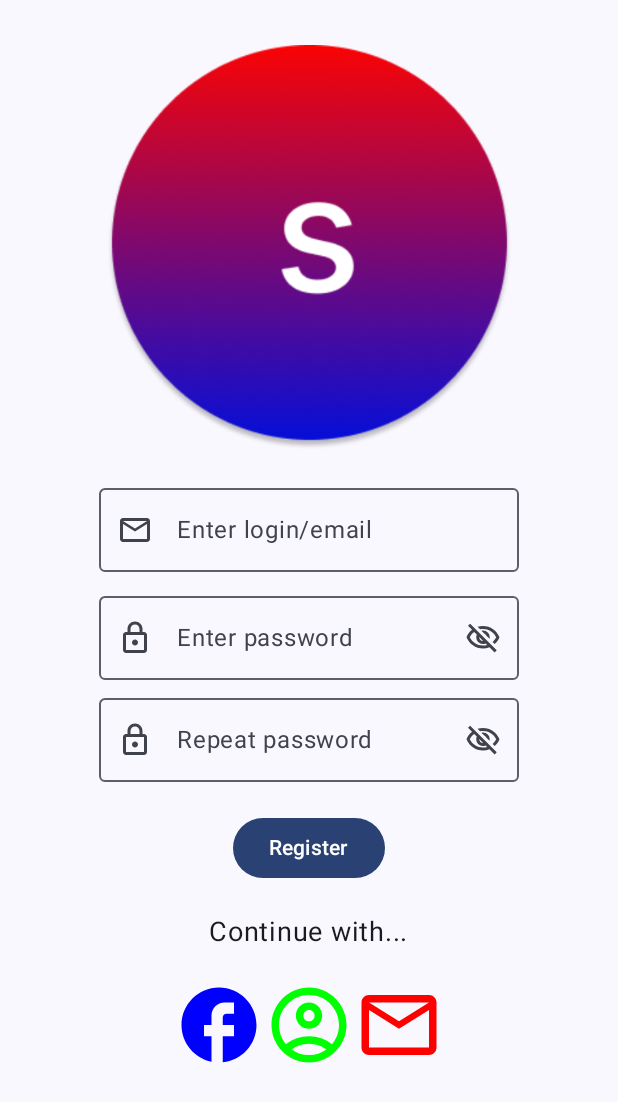
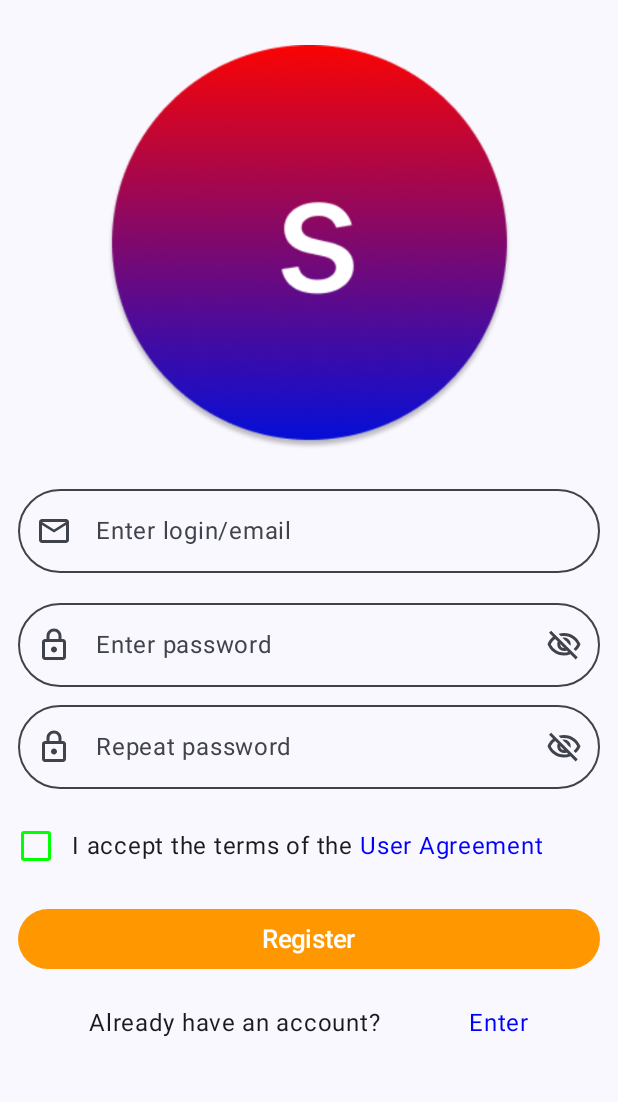
Before and after one commit to RomanAisly/SportScan, an Android app built with Jetpack Compose: the RegisterScreen screen opened through its navigation route, on a phone screen of 412 x 824 dp. Shown: the top 1102 px of the screen. Run offline under Robolectric (Android 15) with nearby library versions, the phone set to English and light mode, and no system bars; our stand-ins replace Dagger/Hilt's generated code.

Commit message:
change auth and registr screens

```diff
--- a/app/src/main/java/com/sportscan/ui/screens/DetailScreen.kt
+++ b/app/src/main/java/com/sportscan/ui/screens/DetailScreen.kt
@@ -3,9 +3,10 @@ package com.sportscan.ui.screens
 import androidx.compose.foundation.background
 import androidx.compose.foundation.layout.Box
 import androidx.compose.foundation.layout.fillMaxSize
+import androidx.compose.foundation.layout.statusBarsPadding
+import androidx.compose.material3.MaterialTheme
 import androidx.compose.runtime.Composable
 import androidx.compose.ui.Modifier
-import androidx.compose.ui.graphics.Color
 import com.sportscan.domain.navigation.NavScreens
 
 @Composable
@@ -13,7 +14,9 @@ fun DetailScreen(modifier: Modifier = Modifier, navigateTo: (NavScreens) -> Unit
     Box(
         modifier
             .fillMaxSize()
-            .background(Color.Green)) {
+            .background(MaterialTheme.colorScheme.background)
+            .statusBarsPadding()
+    ) {
 
     }
 }
--- a/app/src/main/java/com/sportscan/ui/screens/LoginScreen.kt
+++ b/app/src/main/java/com/sportscan/ui/screens/LoginScreen.kt
@@ -5,6 +5,7 @@ import androidx.compose.foundation.background
 import androidx.compose.foundation.clickable
 import androidx.compose.foundation.layout.Arrangement
 import androidx.compose.foundation.layout.Column
+import androidx.compose.foundation.layout.Row
 import androidx.compose.foundation.layout.Spacer
 import androidx.compose.foundation.layout.fillMaxSize
 import androidx.compose.foundation.layout.fillMaxWidth
@@ -12,6 +13,7 @@ import androidx.compose.foundation.layout.height
 import androidx.compose.foundation.layout.padding
 import androidx.compose.foundation.layout.size
 import androidx.compose.foundation.layout.statusBarsPadding
+import androidx.compose.foundation.shape.RoundedCornerShape
 import androidx.compose.foundation.text.KeyboardOptions
 import androidx.compose.material.icons.Icons
 import androidx.compose.material.icons.outlined.Email
@@ -19,10 +21,12 @@ import androidx.compose.material.icons.outlined.Lock
 import androidx.compose.material.icons.outlined.Visibility
 import androidx.compose.material.icons.outlined.VisibilityOff
 import androidx.compose.material3.Button
+import androidx.compose.material3.ButtonDefaults
 import androidx.compose.material3.Icon
 import androidx.compose.material3.MaterialTheme
 import androidx.compose.material3.OutlinedTextField
 import androidx.compose.material3.Text
+import androidx.compose.material3.TextFieldDefaults
 import androidx.compose.runtime.Composable
 import androidx.compose.runtime.collectAsState
 import androidx.compose.runtime.getValue
@@ -44,6 +48,7 @@ import androidx.compose.ui.unit.sp
 import androidx.lifecycle.viewmodel.compose.viewModel
 import com.sportscan.R
 import com.sportscan.domain.navigation.NavScreens
+import com.sportscan.ui.theme.ButtAuth
 import com.sportscan.ui.viewmodels.LoginScreeViewModel
 
 @Composable
@@ -61,8 +66,7 @@ fun LoginScreen(
             .fillMaxSize()
             .background(MaterialTheme.colorScheme.background)
             .statusBarsPadding(),
-        horizontalAlignment = Alignment.CenterHorizontally,
-        verticalArrangement = Arrangement.Top
+        horizontalAlignment = Alignment.CenterHorizontally
     ) {
 
         Spacer(
@@ -85,25 +89,42 @@ fun LoginScreen(
         )
 
         OutlinedTextField(
+            modifier = modifier
+                .fillMaxWidth()
+                .padding(start = 12.dp, end = 12.dp),
             value = login,
             onValueChange = login.let { loginViewModel::updateLogin },
             keyboardOptions = KeyboardOptions(keyboardType = KeyboardType.Email),
-            textStyle = TextStyle(fontSize = 18.sp),
+            textStyle = TextStyle(
+                fontSize = 18.sp,
+                color = MaterialTheme.colorScheme.onSurface
+            ),
             leadingIcon = { Icon(imageVector = Icons.Outlined.Email, contentDescription = "") },
-            placeholder = { Text(text = "Enter login/email") }
+            placeholder = { Text(text = "Enter email") },
+            shape = RoundedCornerShape(28.dp),
+            colors = TextFieldDefaults.colors(
+                focusedContainerColor = MaterialTheme.colorScheme.background,
+                unfocusedContainerColor = MaterialTheme.colorScheme.background
+            )
         )
 
         Spacer(
             modifier = Modifier
                 .fillMaxWidth()
-                .height(10.dp)
+                .height(20.dp)
         )
 
         OutlinedTextField(
+            modifier = modifier
+                .fillMaxWidth()
+                .padding(start = 12.dp, end = 12.dp),
             value = password,
             onValueChange = password.let { loginViewModel::updatePassword },
             keyboardOptions = KeyboardOptions(keyboardType = KeyboardType.Password),
-            textStyle = TextStyle(fontSize = 18.sp),
+            textStyle = TextStyle(
+                fontSize = 18.sp,
+                color = MaterialTheme.colorScheme.onSurface
+            ),
             leadingIcon = { Icon(imageVector = Icons.Outlined.Lock, contentDescription = "") },
             trailingIcon = {
                 val iconVisibilityPassword = if (passwordVisible) {
@@ -117,45 +138,80 @@ fun LoginScreen(
                     modifier = Modifier.clickable { passwordVisible = !passwordVisible }
                 )
             },
-            modifier = Modifier
-                .padding(top = 10.dp),
             visualTransformation = if (passwordVisible) {
                 VisualTransformation.None
             } else {
                 PasswordVisualTransformation()
             },
-            placeholder = { Text(text = "Enter password") }
+            placeholder = { Text(text = "Enter password") },
+            shape = RoundedCornerShape(28.dp),
+            colors = TextFieldDefaults.colors(
+                focusedContainerColor = MaterialTheme.colorScheme.background,
+                unfocusedContainerColor = MaterialTheme.colorScheme.background
+            )
+        )
+
+        Spacer(
+            modifier = Modifier
+                .fillMaxWidth()
+                .height(12.dp)
         )
 
         Text(
             text = "Forgot password?",
+            fontSize = 16.sp,
+            color = Color.Blue,
             modifier = Modifier
-                .padding(top = 16.dp, end = 16.dp)
+                .padding(end = 16.dp)
                 .align(Alignment.End)
                 .clickable { },
-            fontSize = 14.sp,
-            color = Color.Blue
+        )
+
+        Spacer(
+            modifier = Modifier
+                .fillMaxWidth()
+                .height(24.dp)
         )
 
         Button(
             onClick = { navigateTo.invoke(NavScreens.HomeScreen) },
-            modifier = Modifier.padding(top = 10.dp)
+            modifier = Modifier
+                .fillMaxWidth()
+                .padding(start = 12.dp, end = 12.dp),
+            colors = ButtonDefaults.buttonColors(
+                containerColor = ButtAuth
+            )
         ) {
-            Text(text = "Enter")
+            Text(
+                text = "Enter",
+                fontSize = 17.sp
+            )
         }
 
-        Text(
-            text = "Don't have an account?",
-            modifier = Modifier.padding(top = 26.dp),
-            fontSize = 16.sp,
-            color = MaterialTheme.colorScheme.onSurface
+        Spacer(
+            modifier = Modifier
+                .fillMaxWidth()
+                .height(20.dp)
         )
 
-        Button(
-            onClick = { navigateTo.invoke(NavScreens.RegisterScreen) },
-            modifier = Modifier.padding(top = 16.dp)
+        Row(
+            modifier.fillMaxWidth(),
+            horizontalArrangement = Arrangement.SpaceEvenly,
+            verticalAlignment = Alignment.CenterVertically
         ) {
-            Text(text = "Register")
+
+            Text(
+                text = "Don't have an account?",
+                fontSize = 16.sp,
+                color = MaterialTheme.colorScheme.onSurface
+            )
+
+            Text(
+                text = "Register",
+                fontSize = 16.sp,
+                color = Color.Blue,
+                modifier = Modifier.clickable { navigateTo.invoke(NavScreens.RegisterScreen) }
+            )
         }
     }
 }
--- a/app/src/main/java/com/sportscan/ui/screens/RegisterScreen.kt
+++ b/app/src/main/java/com/sportscan/ui/screens/RegisterScreen.kt
@@ -13,20 +13,22 @@ import androidx.compose.foundation.layout.height
 import androidx.compose.foundation.layout.padding
 import androidx.compose.foundation.layout.size
 import androidx.compose.foundation.layout.statusBarsPadding
-import androidx.compose.foundation.layout.wrapContentWidth
+import androidx.compose.foundation.shape.RoundedCornerShape
 import androidx.compose.foundation.text.KeyboardOptions
 import androidx.compose.material.icons.Icons
-import androidx.compose.material.icons.outlined.AccountCircle
 import androidx.compose.material.icons.outlined.Email
-import androidx.compose.material.icons.outlined.Facebook
 import androidx.compose.material.icons.outlined.Lock
 import androidx.compose.material.icons.outlined.Visibility
 import androidx.compose.material.icons.outlined.VisibilityOff
 import androidx.compose.material3.Button
+import androidx.compose.material3.ButtonDefaults
+import androidx.compose.material3.CheckboxDefaults
 import androidx.compose.material3.Icon
 import androidx.compose.material3.MaterialTheme
 import androidx.compose.material3.OutlinedTextField
 import androidx.compose.material3.Text
+import androidx.compose.material3.TextFieldDefaults
+import androidx.compose.material3.TriStateCheckbox
 import androidx.compose.runtime.Composable
 import androidx.compose.runtime.collectAsState
 import androidx.compose.runtime.getValue
@@ -35,9 +37,11 @@ import androidx.compose.runtime.remember
 import androidx.compose.runtime.setValue
 import androidx.compose.ui.Alignment
 import androidx.compose.ui.Modifier
+import androidx.compose.ui.graphics.Brush
 import androidx.compose.ui.graphics.Color
 import androidx.compose.ui.layout.ContentScale
 import androidx.compose.ui.res.painterResource
+import androidx.compose.ui.state.ToggleableState
 import androidx.compose.ui.text.TextStyle
 import androidx.compose.ui.text.font.FontStyle
 import androidx.compose.ui.text.input.KeyboardType
@@ -49,6 +53,7 @@ import androidx.compose.ui.unit.sp
 import androidx.lifecycle.viewmodel.compose.viewModel
 import com.sportscan.R
 import com.sportscan.domain.navigation.NavScreens
+import com.sportscan.ui.theme.ButtAuth
 import com.sportscan.ui.viewmodels.RegisterScreenViewModel
 
 @Composable
@@ -62,15 +67,16 @@ fun RegisterScreen(
     val repeatPassword by registerViewModel.repeatPassword.collectAsState()
 
     var passwordVisible by remember { mutableStateOf(false) }
+    var checked by remember { mutableStateOf(ToggleableState.Off) }
 
     Column(
         modifier
             .fillMaxSize()
             .background(MaterialTheme.colorScheme.background)
             .statusBarsPadding(),
-        horizontalAlignment = Alignment.CenterHorizontally,
-        verticalArrangement = Arrangement.Top
+        horizontalAlignment = Alignment.CenterHorizontally
     ) {
+
         Spacer(
             modifier = Modifier
                 .fillMaxWidth()
@@ -87,18 +93,36 @@ fun RegisterScreen(
         Spacer(
             modifier = Modifier
                 .fillMaxWidth()
-                .height(25.dp)
+                .height(26.dp)
         )
+
         OutlinedTextField(
+            modifier = modifier
+                .fillMaxWidth()
+                .padding(start = 12.dp, end = 12.dp),
             value = login,
             onValueChange = login.let { registerViewModel::updateLogin },
             keyboardOptions = KeyboardOptions(keyboardType = KeyboardType.Email),
-            textStyle = TextStyle(fontSize = 18.sp, fontStyle = FontStyle.Normal),
+            textStyle = TextStyle(fontSize = 18.sp, color = MaterialTheme.colorScheme.onSurface),
             leadingIcon = { Icon(imageVector = Icons.Outlined.Email, contentDescription = "") },
-            placeholder = { Text(text = "Enter login/email") }
+            placeholder = { Text(text = "Enter login/email") },
+            shape = RoundedCornerShape(28.dp),
+            colors = TextFieldDefaults.colors(
+                focusedContainerColor = MaterialTheme.colorScheme.background,
+                unfocusedContainerColor = MaterialTheme.colorScheme.background
+            )
+        )
+
+        Spacer(
+            modifier = Modifier
+                .fillMaxWidth()
+                .height(20.dp)
         )
 
         OutlinedTextField(
+            modifier = modifier
+                .fillMaxWidth()
+                .padding(start = 12.dp, end = 12.dp),
             value = password,
             onValueChange = password.let { registerViewModel::updatePassword },
             keyboardOptions = KeyboardOptions(keyboardType = KeyboardType.Password),
@@ -122,10 +146,23 @@ fun RegisterScreen(
                 PasswordVisualTransformation()
             },
             placeholder = { Text(text = "Enter password") },
-            modifier = Modifier.padding(top = 16.dp)
+            shape = RoundedCornerShape(28.dp),
+            colors = TextFieldDefaults.colors(
+                focusedContainerColor = MaterialTheme.colorScheme.background,
+                unfocusedContainerColor = MaterialTheme.colorScheme.background
+            )
+        )
+
+        Spacer(
+            modifier = Modifier
+                .fillMaxWidth()
+                .height(12.dp)
         )
 
         OutlinedTextField(
+            modifier = modifier
+                .fillMaxWidth()
+                .padding(start = 12.dp, end = 12.dp),
             value = repeatPassword,
             onValueChange = repeatPassword.let { registerViewModel::updateRepeatPassword },
             keyboardOptions = KeyboardOptions(keyboardType = KeyboardType.Password),
@@ -149,19 +186,77 @@ fun RegisterScreen(
                 PasswordVisualTransformation()
             },
             placeholder = { Text(text = "Repeat password") },
-            modifier = Modifier.padding(top = 12.dp)
+            shape = RoundedCornerShape(28.dp),
+            colors = TextFieldDefaults.colors(
+                focusedContainerColor = MaterialTheme.colorScheme.background,
+                unfocusedContainerColor = MaterialTheme.colorScheme.background
+            )
         )
 
         Spacer(
             modifier = Modifier
                 .fillMaxWidth()
-                .height(20.dp)
+                .height(14.dp)
         )
 
+        Row(
+            modifier.fillMaxWidth(),
+            verticalAlignment = Alignment.CenterVertically
+        ) {
+            TriStateCheckbox(
+                state = checked,
+                onClick = {
+                    checked = if (checked == ToggleableState.Off) {
+                        ToggleableState.On
+                    } else {
+                        ToggleableState.Off
+                    }
+                },
+                colors = CheckboxDefaults.colors(
+                    checkmarkColor = Color.Green,
+                    checkedColor = MaterialTheme.colorScheme.onPrimary,
+                    uncheckedColor = Color.Green,
+                )
+            )
+            Text(
+                text = "I accept the terms of the ",
+                color = MaterialTheme.colorScheme.onSurface,
+                fontSize = 16.sp
+            )
+
+            Text(
+                text = "User Agreement",
+                color = Color.Blue,
+                fontSize = 16.sp,
+                modifier = modifier.clickable {  }
+            )
+        }
+
+        Spacer(
+            modifier = Modifier
+                .fillMaxWidth()
+                .height(14.dp)
+        )
+
+        @Composable
+        fun GradientButton() {
+            val gradient = Brush.horizontalGradient(
+                colors = listOf(Color.Blue, Color.Green)
+            )
+        }
         Button(
-            onClick = { navigateTo.invoke(NavScreens.ProfileScreen) }
+            onClick = { navigateTo.invoke(NavScreens.ProfileScreen) },
+            modifier = Modifier
+                .fillMaxWidth()
+                .padding(start = 12.dp, end = 12.dp),
+            colors = ButtonDefaults.buttonColors(
+                containerColor = ButtAuth
+            )
         ) {
-            Text(text = "Register")
+            Text(
+                text = "Register",
+                fontSize = 17.sp
+            )
         }
 
         Spacer(
@@ -170,40 +265,22 @@ fun RegisterScreen(
                 .height(20.dp)
         )
 
-        Text(
-            text = "Continue with...",
-            fontSize = 18.sp,
-            color = MaterialTheme.colorScheme.onSurface
-        )
-
-        Spacer(
-            modifier = Modifier
-                .fillMaxWidth()
-                .height(20.dp)
-        )
-
         Row(
-            modifier.wrapContentWidth(),
+            modifier.fillMaxWidth(),
             horizontalArrangement = Arrangement.SpaceEvenly,
             verticalAlignment = Alignment.CenterVertically
         ) {
-            Icon(
-                imageVector = Icons.Outlined.Facebook, contentDescription = "",
-                modifier = Modifier
-                    .size(60.dp),
-                tint = Color.Blue
+
+            Text(
+                text = "Already have an account?",
+                fontSize = 16.sp,
+                color = MaterialTheme.colorScheme.onSurface
             )
-            Icon(
-                imageVector = Icons.Outlined.AccountCircle, contentDescription = "",
-                modifier = Modifier
-                    .size(60.dp),
-                tint = Color.Green
-            )
-            Icon(
-                imageVector = Icons.Outlined.Email, contentDescription = "",
-                modifier = Modifier
-                    .size(60.dp),
-                tint = Color.Red
+
+            Text(
+                text = "Enter",
+                fontSize = 16.sp,
+                color = Color.Blue
             )
         }
     }
--- a/app/src/main/java/com/sportscan/ui/theme/Color.kt
+++ b/app/src/main/java/com/sportscan/ui/theme/Color.kt
@@ -1,5 +1,6 @@
 package com.sportscan.ui.theme
 
+import androidx.compose.ui.graphics.Brush
 import androidx.compose.ui.graphics.Color
 
 val Purple80 = Color(0xFFD0BCFF)
@@ -9,3 +10,12 @@ val Pink80 = Color(0xFFEFB8C8)
 val Purple40 = Color(0xFF6650a4)
 val PurpleGrey40 = Color(0xFF625b71)
 val Pink40 = Color(0xFF7D5260)
+
+val ButtAuth = Color(0xFFFF9800)
+
+val gradButtAuth = Brush.horizontalGradient(
+    colors = listOf(
+        Color(0xFFFF9800),
+        Color(0xFFFF5722)
+    )
+)
```
